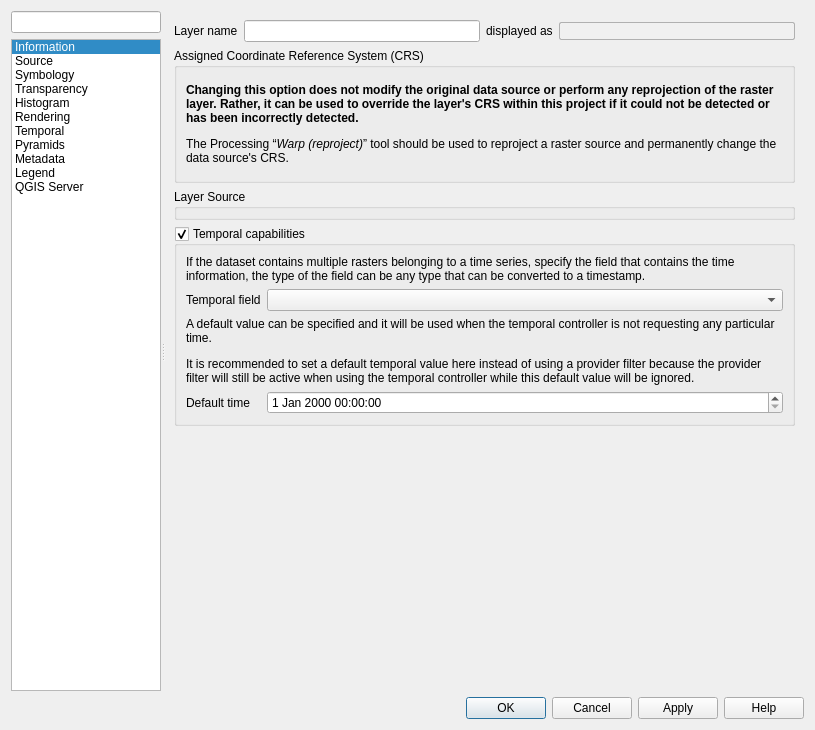
Qt form src/ui/qgsrasterlayerpropertiesbase.ui (qgis/QGIS) before a commit.
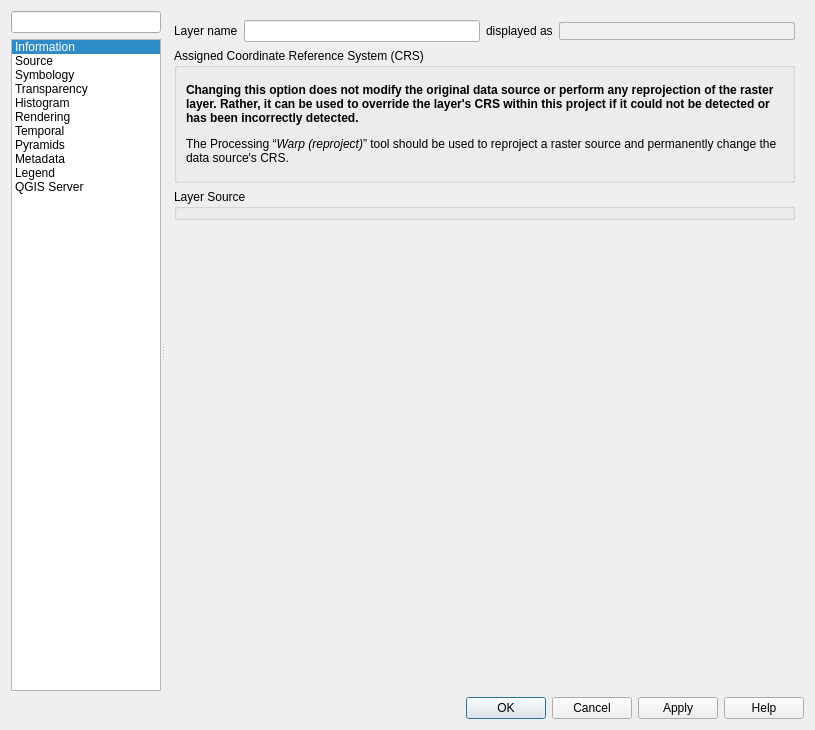
The same form after that commit. Icons and pictures are not drawn. Custom widgets are drawn as their Qt base class.

Commit message:
Move postgres raster temporal settings out of QgsRasterLayerProperties and to dedicated widget in postgres provider
Further cleanups to remove provider-specific logic from generic class

```diff
--- a/src/ui/qgsrasterlayerpropertiesbase.ui
+++ b/src/ui/qgsrasterlayerpropertiesbase.ui
@@ -396,65 +396,6 @@
                  </property>
                 </widget>
                </item>
-               <item>
-                <widget class="QGroupBox" name="mPostgresRasterTemporalGroup">
-                 <property name="title">
-                  <string>Temporal capabilities</string>
-                 </property>
-                 <property name="checkable">
-                  <bool>true</bool>
-                 </property>
-                 <layout class="QGridLayout" name="gridLayout_18">
-                  <item row="0" column="0" colspan="2">
-                   <widget class="QLabel" name="mPostgresRasterTemporalLabel">
-                    <property name="text">
-                     <string>If the dataset contains multiple rasters belonging to a time series, specify the field that contains the time information, the type of the field can be any type that can be converted to a timestamp.</string>
-                    </property>
-                    <property name="wordWrap">
-                     <bool>true</bool>
-                    </property>
-                   </widget>
-                  </item>
-                  <item row="3" column="0">
-                   <widget class="QLabel" name="label_12">
-                    <property name="text">
-                     <string>Default time</string>
-                    </property>
-                   </widget>
-                  </item>
-                  <item row="1" column="1">
-                   <widget class="QgsFieldComboBox" name="mPostgresRasterTemporalFieldComboBox">
-                    <property name="sizePolicy">
-                     <sizepolicy hsizetype="Preferred" vsizetype="Fixed">
-                      <horstretch>1</horstretch>
-                      <verstretch>0</verstretch>
-                     </sizepolicy>
-                    </property>
-                   </widget>
-                  </item>
-                  <item row="1" column="0">
-                   <widget class="QLabel" name="label">
-                    <property name="text">
-                     <string>Temporal field</string>
-                    </property>
-                   </widget>
-                  </item>
-                  <item row="3" column="1">
-                   <widget class="QgsDateTimeEdit" name="mPostgresRasterDefaultTime"/>
-                  </item>
-                  <item row="2" column="0" colspan="2">
-                   <widget class="QLabel" name="label_14">
-                    <property name="text">
-                     <string>&lt;html&gt;&lt;head/&gt;&lt;body&gt;&lt;p&gt;A default value can be specified and it will be used when the temporal controller is not requesting any particular time.&lt;/p&gt;&lt;p&gt;It is recommended to set a default temporal value here instead of using a provider filter because the provider filter will still be active when using the temporal controller while this default value will be ignored.&lt;/p&gt;&lt;/body&gt;&lt;/html&gt;</string>
-                    </property>
-                    <property name="wordWrap">
-                     <bool>true</bool>
-                    </property>
-                   </widget>
-                  </item>
-                 </layout>
-                </widget>
-               </item>
                <item>
                 <spacer name="verticalSpacer_3">
                  <property name="orientation">
@@ -2319,11 +2260,6 @@
    <header>qgsprojectionselectionwidget.h</header>
    <container>1</container>
   </customwidget>
-  <customwidget>
-   <class>QgsFieldComboBox</class>
-   <extends>QComboBox</extends>
-   <header>qgsfieldcombobox.h</header>
-  </customwidget>
   <customwidget>
    <class>QgsWebView</class>
    <extends>QWidget</extends>
@@ -2336,11 +2272,6 @@
    <header>qgsscrollarea.h</header>
    <container>1</container>
   </customwidget>
-  <customwidget>
-   <class>QgsDateTimeEdit</class>
-   <extends>QDateTimeEdit</extends>
-   <header>qgsdatetimeedit.h</header>
-  </customwidget>
   <customwidget>
    <class>QgsScaleRangeWidget</class>
    <extends>QWidget</extends>
```
Left out of the diff: 3 changed lines with no effect on the pictures. The commit also changes 7 other files.
